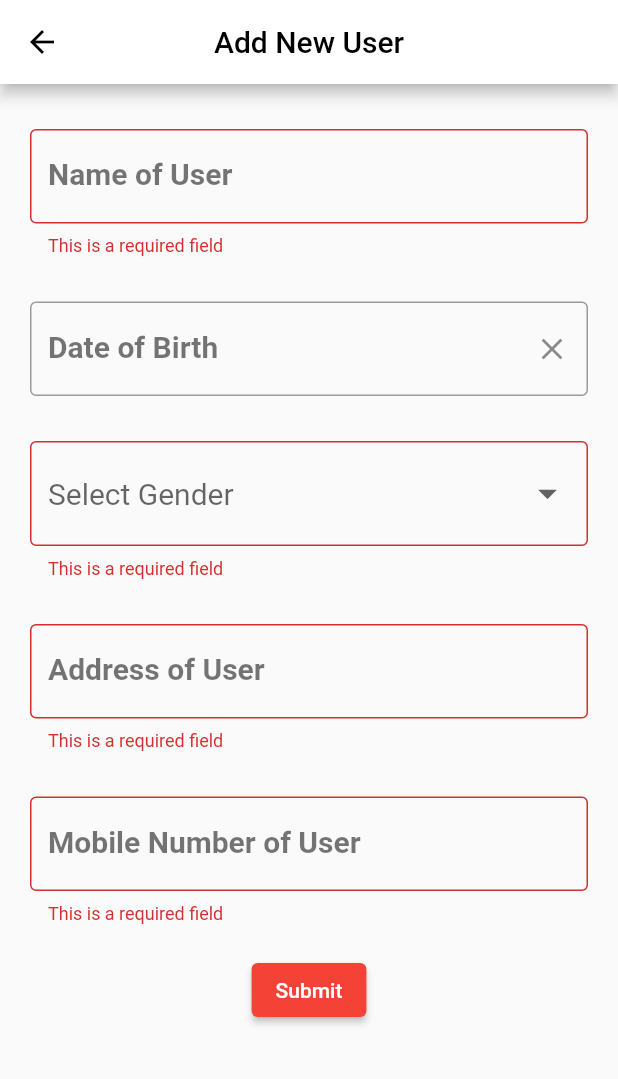
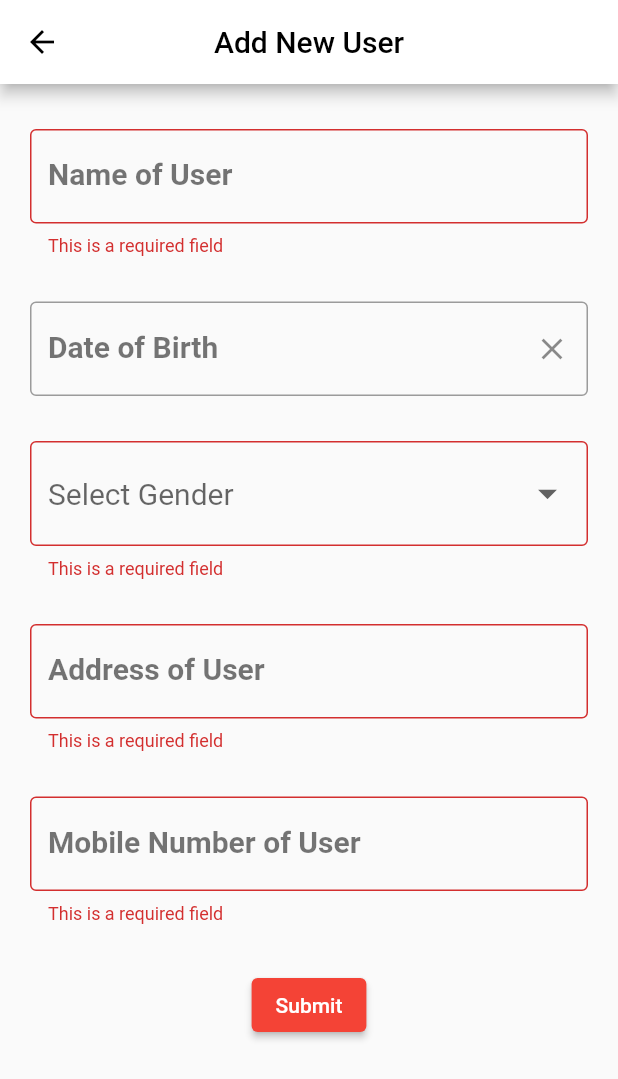
Before and after one commit to premkhandelwal/evoter, a Flutter app: the AddUpdateScreen screen opened directly, after a tap on "Submit", on a phone screen of 412 x 824 dp. Shown: the top 1079 px of the screen. Run offline on Flutter 3.47's test engine with Material 2 defaults, Android fonts, the light colour scheme and no system bars; our stand-ins replace bloc, flutter_bloc, image_picker; network calls fail.

Commit message:
Removed minor bugs

```diff
--- a/lib/logic/bloc/user_bloc.dart
+++ b/lib/logic/bloc/user_bloc.dart
@@ -43,6 +43,8 @@ class UserBloc extends Bloc<UserEvent, UserState> {
   }
 
   Stream<UserState> _mapUserAddedToState(UserAdded event) async* {
+    yield UserOperationInProgress();
+
     try {
       final users = await this.apiProvider.addUser(event.user);
       yield users ? UserOperationSuccess() : UserOperationFailure();
@@ -52,6 +54,7 @@ class UserBloc extends Bloc<UserEvent, UserState> {
   }
 
   Stream<UserState> _mapUserUpdatedToState(UserUpdated event) async* {
+    yield UserOperationInProgress();
     try {
       final users = await this.apiProvider.updateUser(event.user);
       yield users ? UserOperationSuccess() : UserOperationFailure();
--- a/lib/screens/addUpdate_screen.dart
+++ b/lib/screens/addUpdate_screen.dart
@@ -110,8 +110,6 @@ class _AddUpdateScreenState extends State<AddUpdateScreen> {
                   ),
                 );
               });
-            } else if (state is UserOperationInProgress) {
-              return Center(child: CircularProgressIndicator());
             }
             return Container(
               padding: EdgeInsets.all(20),
@@ -131,8 +129,10 @@ class _AddUpdateScreenState extends State<AddUpdateScreen> {
                       decoration: InputDecoration(
                           border: OutlineInputBorder(),
                           labelText: "Name of User",
-                          labelStyle:
-                              TextStyle(fontSize: 20, color: Colors.black54,fontWeight: FontWeight.bold)),
+                          labelStyle: TextStyle(
+                              fontSize: 20,
+                              color: Colors.black54,
+                              fontWeight: FontWeight.bold)),
                     ),
                     SizedBox(
                       height: 30,
@@ -159,7 +159,7 @@ class _AddUpdateScreenState extends State<AddUpdateScreen> {
                       onChanged: (selectedDate) {
                         dateofBirth = selectedDate;
                         dateofBirthController.text =
-                            DateFormat("dd/MM/yyyy").format(selectedDate!);
+                            DateFormat("yyyy-MM-dd").format(selectedDate!);
                       },
                       initialValue: dateofBirth,
                       onShowPicker: (context, currentValue) async {
@@ -256,14 +256,23 @@ class _AddUpdateScreenState extends State<AddUpdateScreen> {
                               fontWeight: FontWeight.bold)),
                     ),
                     SizedBox(
-                      height: 20,
+                      height: 30,
                     ),
-                    ElevatedButton(
-                      style: ElevatedButton.styleFrom(primary: Colors.red),
-                      onPressed: () async {
-                        if (_formKey.currentState!.validate()) callOperation();
+                    BlocBuilder<UserBloc, UserState>(
+                      builder: (context, state) {
+                        print("state: $state");
+                        if (state is UserOperationInProgress) {
+                          return CircularProgressIndicator();
+                        }
+                        return ElevatedButton(
+                          style: ElevatedButton.styleFrom(primary: Colors.red),
+                          onPressed: () async {
+                            if (_formKey.currentState!.validate())
+                              callOperation();
+                          },
+                          child: Text("Submit"),
+                        );
                       },
-                      child: Text("Submit"),
                     )
                   ],
                 ),
@@ -281,7 +290,7 @@ class _AddUpdateScreenState extends State<AddUpdateScreen> {
             user: User(
                 code: widget.users!.code,
                 address: widget.users!.address,
-                dob: dateofBirthController.text,
+                dob: "${dateofBirthController.text}",
                 mobileNo: userMobileNo.text,
                 gender: gender,
                 name: userName.text),
```
